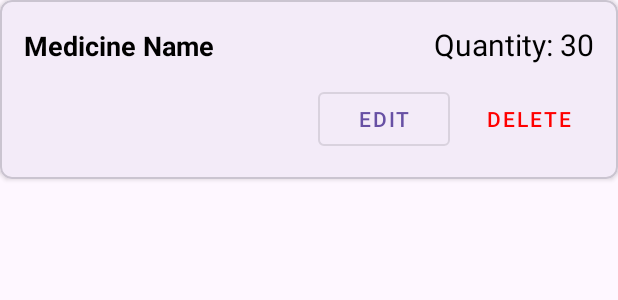
After one commit to firefreak7/MedBuddy_Tarp, an Android app: the layout medicine_layout.xml on its own in the app's theme, with its tools: preview values and no code run, on a phone screen of 412 x 824 dp. The commit adds this screen. Shown: the top 300 px of the screen. Run offline under Robolectric (Android 15) with nearby library versions, the phone set to English and light mode, and no system bars.

Commit message:
view med

```diff
--- a/app/src/main/java/com/example/medbuddy/SignUpActivity.java
+++ b/app/src/main/java/com/example/medbuddy/SignUpActivity.java
@@ -1,7 +1,11 @@
 package com.example.medbuddy;
 
+import static androidx.fragment.app.FragmentManager.TAG;
+
+import android.annotation.SuppressLint;
 import android.content.Intent;
 import android.os.Bundle;
+import android.util.Log;
 import android.view.View;
 import android.widget.Button;
 import android.widget.CheckBox;
@@ -50,6 +54,7 @@ public class SignUpActivity extends AppCompatActivity {
         reference = database.getReference("users");
 
         signupButton.setOnClickListener(new View.OnClickListener() {
+            @SuppressLint("RestrictedApi")
             @Override
             public void onClick(View view) {
                 String name = signupName.getText().toString();
@@ -72,6 +77,7 @@ public class SignUpActivity extends AppCompatActivity {
                         FirebaseUser firebaseUser = auth.getCurrentUser();
                         if (firebaseUser != null) {
                             String userId = firebaseUser.getUid();
+                            Log.d(TAG, "userririr: "+userId);
                             HelperClass helperClass = new HelperClass(name, age, sex, weight, height);
                             reference.child(userId).setValue(helperClass);
 
--- /dev/null
+++ b/app/src/main/res/layout/medicine_layout.xml
@@ -0,0 +1,104 @@
+<?xml version="1.0" encoding="utf-8"?>
+<com.google.android.material.card.MaterialCardView
+    xmlns:android="http://schemas.android.com/apk/res/android"
+    xmlns:app="http://schemas.android.com/apk/res-auto"
+    android:layout_width="match_parent"
+    android:layout_height="wrap_content"
+    android:layout_marginBottom="8dp"
+    app:cardCornerRadius="8dp"
+    app:cardElevation="2dp">
+
+    <LinearLayout
+        android:layout_width="match_parent"
+        android:layout_height="wrap_content"
+        android:orientation="vertical"
+        android:padding="16dp">
+
+        <!-- Medicine Info Row -->
+        <LinearLayout
+            android:layout_width="match_parent"
+            android:layout_height="wrap_content"
+            android:orientation="horizontal"
+            android:layout_marginBottom="12dp">
+
+            <!-- Medicine Name -->
+            <TextView
+                android:id="@+id/textMedicineName"
+                android:layout_width="0dp"
+                android:layout_height="wrap_content"
+                android:layout_weight="1"
+                android:text="Medicine Name"
+                android:textSize="18sp"
+                android:textStyle="bold"
+                android:textColor="@color/black"/>
+
+            <!-- Quantity -->
+            <TextView
+                android:id="@+id/textQuantity"
+                android:layout_width="wrap_content"
+                android:layout_height="wrap_content"
+                android:text="Quantity: 30"
+                android:textColor="@color/black"
+                android:textSize="20sp" />
+        </LinearLayout>
+
+        <!-- Edit Quantity Section (Initially Hidden) -->
+        <LinearLayout
+            android:id="@+id/layoutEditQuantity"
+            android:layout_width="match_parent"
+            android:layout_height="wrap_content"
+            android:orientation="horizontal"
+            android:visibility="gone"
+            android:layout_marginBottom="12dp">
+
+            <com.google.android.material.textfield.TextInputLayout
+                android:layout_width="0dp"
+                android:layout_height="wrap_content"
+                android:layout_weight="1"
+                android:layout_marginEnd="8dp"
+                style="@style/Widget.MaterialComponents.TextInputLayout.OutlinedBox.Dense">
+
+                <com.google.android.material.textfield.TextInputEditText
+                    android:id="@+id/editTextNewQuantity"
+                    android:layout_width="match_parent"
+                    android:layout_height="wrap_content"
+                    android:hint="Enter new quantity"
+                    android:inputType="number"/>
+            </com.google.android.material.textfield.TextInputLayout>
+
+            <com.google.android.material.button.MaterialButton
+                android:id="@+id/buttonSaveQuantity"
+                android:layout_width="wrap_content"
+                android:layout_height="wrap_content"
+                android:text="Save"
+                style="@style/Widget.MaterialComponents.Button"/>
+        </LinearLayout>
+
+        <!-- Buttons Row -->
+        <LinearLayout
+            android:layout_width="match_parent"
+            android:layout_height="wrap_content"
+            android:orientation="horizontal"
+            android:gravity="end">
+
+            <!-- Edit Button -->
+            <com.google.android.material.button.MaterialButton
+                android:id="@+id/buttonEditQuantity"
+                android:layout_width="wrap_content"
+                android:layout_height="wrap_content"
+                android:text="Edit"
+                android:layout_marginEnd="8dp"
+                style="@style/Widget.MaterialComponents.Button.OutlinedButton"/>
+
+            <!-- Delete Button -->
+            <com.google.android.material.button.MaterialButton
+                android:id="@+id/buttonDelete"
+                android:layout_width="wrap_content"
+                android:layout_height="wrap_content"
+                android:text="Delete"
+                app:iconTint="#FF0000"
+                android:textColor="#FF0000"
+                style="@style/Widget.MaterialComponents.Button.TextButton"/>
+        </LinearLayout>
+    </LinearLayout>
+</com.google.android.material.card.MaterialCardView>
```
Also changed, not shown: app/src/main/java/com/example/medbuddy/MedicineAdapter.java (added, +151 -0 lines), app/src/main/java/com/example/medbuddy/MedicineData.java (+57 -0 lines), app/src/main/java/com/example/medbuddy/MedicineQty.java (added, +30 -0 lines), app/src/main/java/com/example/medbuddy/Viewmed_fragment.java (added, +114 -0 lines), app/src/main/java/com/example/medbuddy/YourMedicine.java (+10 -4 lines), app/src/main/res/layout/fragment_viewmed_fragment.xml (added, +57 -0 lines).
